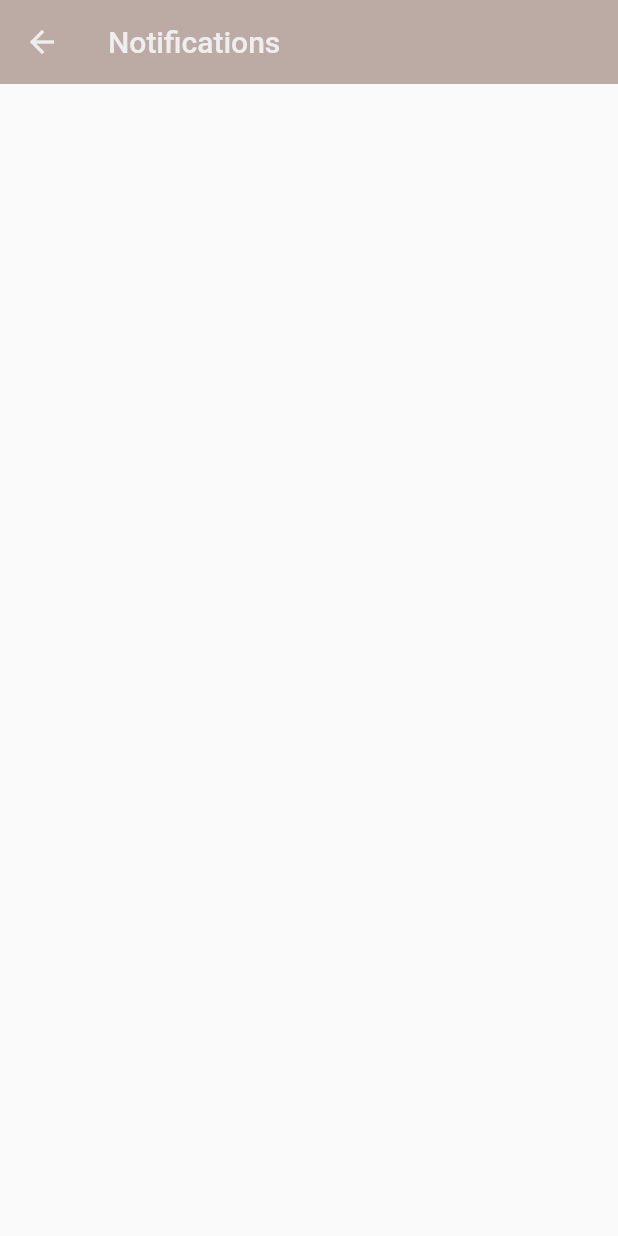
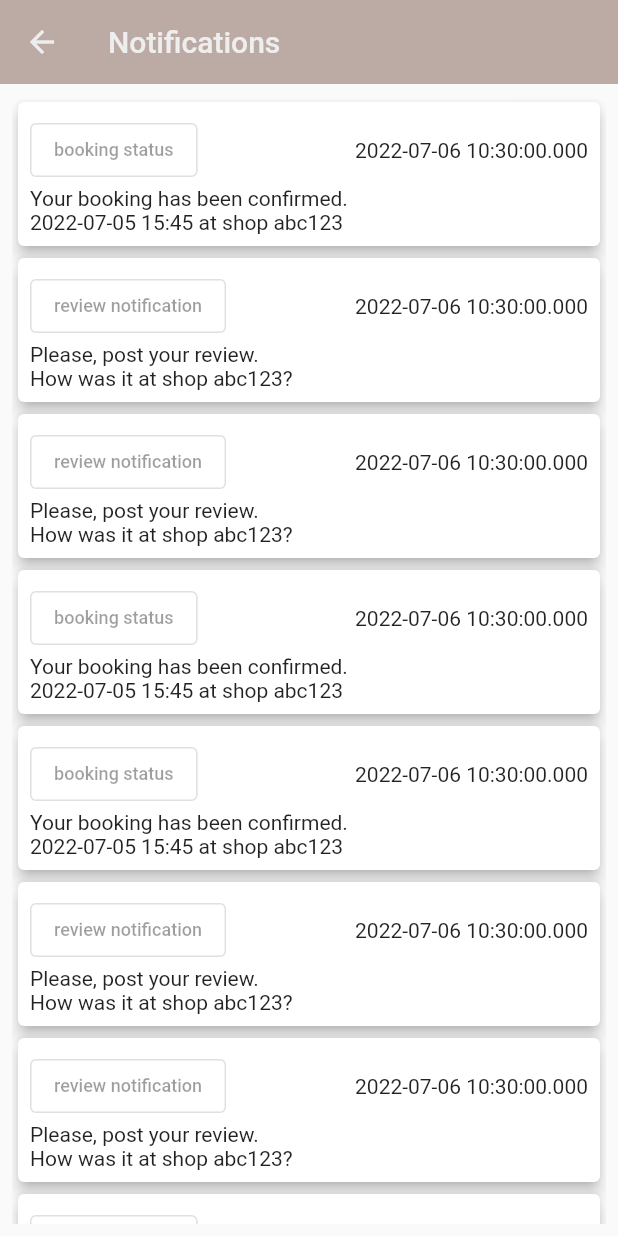
Before and after one commit to pincoin/flutter_ransabai, a Flutter app: the screen it shows after launch, after a tap on the "notifications" icon, on a phone screen of 412 x 824 dp. Run offline on Flutter 3.47's test engine with Material 2 defaults, Android fonts, the phone set to English and light mode, and no system bars.

Commit message:
notification message item

```diff
--- a/lib/screens/notification_screen.dart
+++ b/lib/screens/notification_screen.dart
@@ -1,17 +1,103 @@
 import 'package:flutter/material.dart';
 
 import '../common/constants.dart';
+import '../widgets/notification_message_item.dart';
 
 class NotificationScreen extends StatelessWidget {
-  const NotificationScreen({Key? key}) : super(key: key);
+  NotificationScreen({Key? key}) : super(key: key);
+
+  final messages = [
+    {
+      'status': 'booking status',
+      'created': DateTime.now(),
+      'title': 'Your booking has been confirmed.',
+      'message': '2022-07-05 15:45 at shop abc123'
+    },
+    {
+      'status': 'review notification',
+      'created': DateTime.now(),
+      'title': 'Please, post your review.',
+      'message': 'How was it at shop abc123?',
+    },
+    {
+      'status': 'review notification',
+      'created': DateTime.now(),
+      'title': 'Please, post your review.',
+      'message': 'How was it at shop abc123?',
+    },
+    {
+      'status': 'booking status',
+      'created': DateTime.now(),
+      'title': 'Your booking has been confirmed.',
+      'message': '2022-07-05 15:45 at shop abc123'
+    },
+    {
+      'status': 'booking status',
+      'created': DateTime.now(),
+      'title': 'Your booking has been confirmed.',
+      'message': '2022-07-05 15:45 at shop abc123'
+    },
+    {
+      'status': 'review notification',
+      'created': DateTime.now(),
+      'title': 'Please, post your review.',
+      'message': 'How was it at shop abc123?',
+    },
+    {
+      'status': 'review notification',
+      'created': DateTime.now(),
+      'title': 'Please, post your review.',
+      'message': 'How was it at shop abc123?',
+    },
+    {
+      'status': 'booking status',
+      'created': DateTime.now(),
+      'title': 'Your booking has been confirmed.',
+      'message': '2022-07-05 15:45 at shop abc123'
+    },
+    {
+      'status': 'booking status',
+      'created': DateTime.now(),
+      'title': 'Your booking has been confirmed.',
+      'message': '2022-07-05 15:45 at shop abc123'
+    },
+    {
+      'status': 'review notification',
+      'created': DateTime.now(),
+      'title': 'Please, post your review.',
+      'message': 'How was it at shop abc123?',
+    },
+    {
+      'status': 'review notification',
+      'created': DateTime.now(),
+      'title': 'Please, post your review.',
+      'message': 'How was it at shop abc123?',
+    },
+    {
+      'status': 'booking status',
+      'created': DateTime.now(),
+      'title': 'Your booking has been confirmed.',
+      'message': '2022-07-05 15:45 at shop abc123'
+    },
+  ];
 
   @override
   Widget build(BuildContext context) {
     return Scaffold(
       appBar: AppBar(title: const Text(titleNotifications)),
       body: SafeArea(
-        child: SingleChildScrollView(
-          child: Column(),
+        child: Padding(
+          padding: const EdgeInsets.all(8.0),
+          child: ListView(
+            children: messages.map((item) {
+              return NotificationMessageItem(
+                item['status'] as String,
+                item['created'] as DateTime,
+                item['title'] as String,
+                item['message'] as String,
+              );
+            }).toList(),
+          ),
         ),
       ),
     );
--- a/lib/widgets/my_app_bar.dart
+++ b/lib/widgets/my_app_bar.dart
@@ -68,7 +68,7 @@ class MyAppBar extends StatelessWidget implements PreferredSizeWidget {
 
   void _notificationHandler(BuildContext context) {
     Navigator.push(context, MaterialPageRoute(builder: (_) {
-      return const NotificationScreen();
+      return NotificationScreen();
     }));
   }
 
--- /dev/null
+++ b/lib/widgets/notification_message_item.dart
@@ -0,0 +1,46 @@
+import 'package:flutter/material.dart';
+
+class NotificationMessageItem extends StatelessWidget {
+  final String status;
+  final DateTime created;
+  final String title;
+  final String message;
+
+  const NotificationMessageItem(
+    this.status,
+    this.created,
+    this.title,
+    this.message, {
+    Key? key,
+  }) : super(key: key);
+
+  @override
+  Widget build(BuildContext context) {
+    return Card(
+      elevation: 4,
+      child: Padding(
+        padding: const EdgeInsets.all(8.0),
+        child: Column(
+          crossAxisAlignment: CrossAxisAlignment.start,
+          children: [
+            Row(
+              mainAxisAlignment: MainAxisAlignment.spaceBetween,
+              children: [
+                OutlinedButton(
+                  onPressed: null,
+                  child: Text(
+                    status,
+                    style: const TextStyle(fontSize: 12),
+                  ),
+                ),
+                Text(created.toString()),
+              ],
+            ),
+            Text(title),
+            Text(message),
+          ],
+        ),
+      ),
+    );
+  }
+}
```
